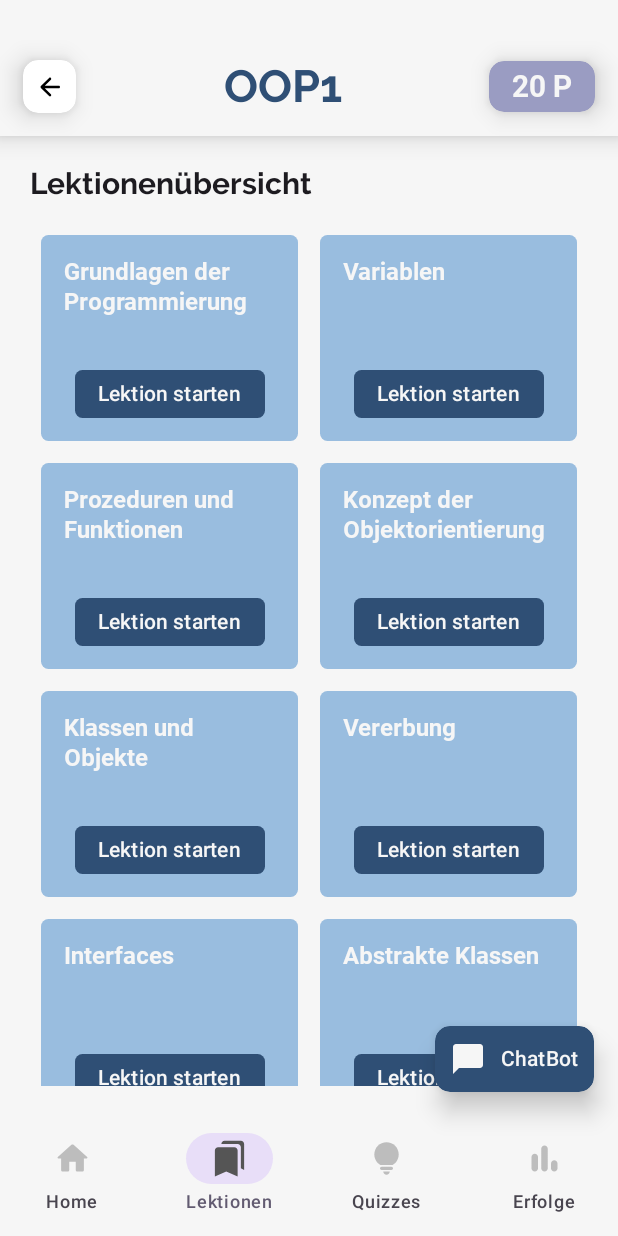
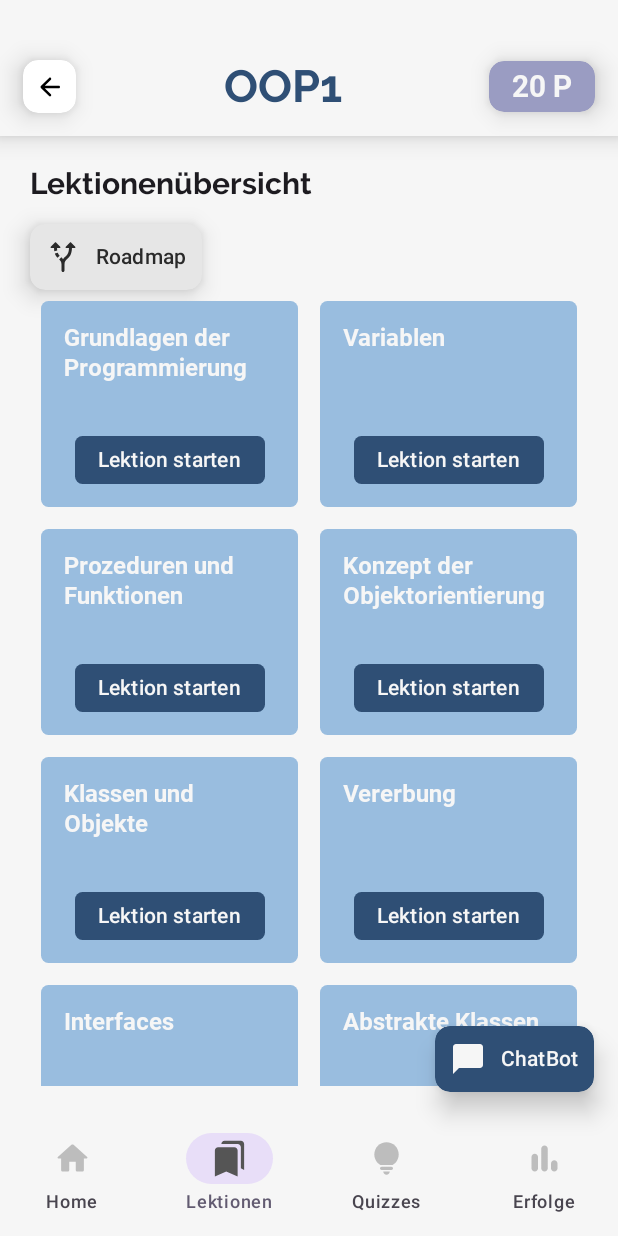
Before and after one commit to findingDodi/moduLearn, an Android app built with Jetpack Compose: the Oop1Home screen opened through its navigation route, on a phone screen of 412 x 824 dp. Run offline under Robolectric (Android 15) with nearby library versions, the light colour scheme and no system bars.

Commit message:
Roadmap Ansicht implementiert

```diff
--- a/app/build.gradle
+++ b/app/build.gradle
@@ -79,6 +79,10 @@ dependencies {
     // json
     implementation 'com.google.code.gson:gson:2.10.1'
 
+    // coil für bilder und svgs
+    implementation "io.coil-kt:coil-compose:2.0.0"
+    implementation "io.coil-kt:coil-svg:2.0.0"
+
 
 
 }
--- a/app/src/main/java/de/hsd/modulearn/MainActivity.kt
+++ b/app/src/main/java/de/hsd/modulearn/MainActivity.kt
@@ -20,6 +20,7 @@ import de.hsd.modulearn.data.Routes.oop1kapitel
 import de.hsd.modulearn.data.Routes.progressscreen
 import de.hsd.modulearn.data.Routes.oop1quiz
 import de.hsd.modulearn.data.Routes.oop1quizresultview
+import de.hsd.modulearn.data.Routes.oop1roadmap
 import de.hsd.modulearn.data.Routes.quizzesscreen
 import de.hsd.modulearn.screens.*
 import de.hsd.modulearn.screens.module.*
@@ -74,6 +75,10 @@ class MainActivity : ComponentActivity() {
                     ChatBotView(navController)
                 }
 
+                composable(oop1roadmap){
+                    Oop1RoadmapView(navController)
+                }
+
                 composable(oop1quizresultview+"/{correctAnswers}/{quizQuestionsSize}"){
                     val correctAnswers = it.arguments?.getString("correctAnswers")?.toIntOrNull()
                     val quizQuestionsSize = it.arguments?.getString("quizQuestionsSize")?.toIntOrNull()
--- a/app/src/main/java/de/hsd/modulearn/components/ButtonChatBot.kt
+++ b/app/src/main/java/de/hsd/modulearn/components/ButtonChatBot.kt
@@ -19,6 +19,7 @@ fun ButtonChatBot(navController: NavController) {
         color = White,
         text = "ChatBot",
         destinationRoute = Routes.chatBot,
-        navController = navController
+        navController = navController,
+        modifier = Modifier
     )
 }
--- a/app/src/main/java/de/hsd/modulearn/components/ButtonWithIcon.kt
+++ b/app/src/main/java/de/hsd/modulearn/components/ButtonWithIcon.kt
@@ -31,7 +31,9 @@ fun ButtonWithIcon(
     color: Color,
     text : String,
     destinationRoute : String,
-    navController:NavController) {
+    navController:NavController,
+    modifier: Modifier
+) {
 
     Box(
         contentAlignment = Alignment.Center,
--- a/app/src/main/java/de/hsd/modulearn/components/Footer.kt
+++ b/app/src/main/java/de/hsd/modulearn/components/Footer.kt
@@ -28,6 +28,7 @@ import de.hsd.modulearn.data.BottomMenuContent
 import de.hsd.modulearn.data.Routes.homescreen
 import de.hsd.modulearn.data.Routes.oop1home
 import de.hsd.modulearn.data.Routes.oop1quiz
+import de.hsd.modulearn.data.Routes.oop1roadmap
 import de.hsd.modulearn.data.Routes.progressscreen
 import de.hsd.modulearn.data.Routes.quizzesscreen
 import de.hsd.modulearn.theme.*
@@ -39,7 +40,7 @@ fun Footer(
 ) {
     val items = listOf(
         BottomMenuContent("Home", homescreen, R.drawable.round_home_24),
-        BottomMenuContent("Lektionen", oop1home, R.drawable.round_bookmarks_24),
+        BottomMenuContent("Lektionen", oop1roadmap, R.drawable.round_bookmarks_24),
         BottomMenuContent("Quizzes", quizzesscreen, R.drawable.round_lightbulb_24),
         BottomMenuContent("Erfolge", progressscreen, R.drawable.round_bar_chart_24),
     )
--- a/app/src/main/java/de/hsd/modulearn/data/Routes.kt
+++ b/app/src/main/java/de/hsd/modulearn/data/Routes.kt
@@ -10,4 +10,5 @@ object Routes {
     var oop1quiz = "oop1quiz"
     var chatBot = "chatBot"
     var oop1quizresultview = "oop1quizresultview"
+    var oop1roadmap = "oop1roadmap"
 }
--- a/app/src/main/java/de/hsd/modulearn/data/module/Lecture.kt
+++ b/app/src/main/java/de/hsd/modulearn/data/module/Lecture.kt
@@ -1,8 +1,12 @@
 package de.hsd.modulearn.data.module
+
+import android.icu.text.Transliterator.Position
 
 data class Lecture(
     val id : Int,
     val title: String,
     val description: String,
-    val chapters: List<Chapter>
+    val chapters: List<Chapter>,
+    val xPosition: Int,
+    val yPosition: Int,
 )
--- a/app/src/main/java/de/hsd/modulearn/screens/QuizzesScreen.kt
+++ b/app/src/main/java/de/hsd/modulearn/screens/QuizzesScreen.kt
@@ -68,7 +68,7 @@ fun QuizzesOverview(lectures: List<Lecture>, navController:NavController) {
     ){
 
         Text(
-            text = "Quizzesübersicht",
+            text = "Quizübersicht",
             style = Typography.headlineSmall,
             modifier = Modifier
                 .padding(PaddingValues(bottom= 15.dp))
--- a/app/src/main/java/de/hsd/modulearn/screens/module/oop1home.kt
+++ b/app/src/main/java/de/hsd/modulearn/screens/module/oop1home.kt
@@ -23,7 +23,9 @@ import androidx.compose.ui.Modifier
 import androidx.compose.ui.draw.clip
 import androidx.compose.ui.unit.dp
 import androidx.navigation.NavController
+import de.hsd.modulearn.R
 import de.hsd.modulearn.components.ButtonChatBot
+import de.hsd.modulearn.components.ButtonWithIcon
 import de.hsd.modulearn.components.Footer
 import de.hsd.modulearn.components.Header
 import de.hsd.modulearn.data.Routes
@@ -58,6 +60,17 @@ fun Oop1Home(navController: NavController) {
                     style = Typography.headlineSmall,
                     modifier = Modifier.padding(PaddingValues(bottom= 15.dp))
                 )
+
+                ButtonWithIcon(
+                    iconId = R.drawable.round_alt_route_24,
+                    backgroundcolor = LightGrey,
+                    color = Black,
+                    text = "Roadmap" ,
+                    destinationRoute = Routes.oop1roadmap,
+                    navController = navController,
+                    modifier = Modifier
+                )
+
 
                 LazyVerticalGrid(
                     columns = GridCells.Fixed(2),
--- a/app/src/main/java/de/hsd/modulearn/screens/module/oop1lektionview.kt
+++ b/app/src/main/java/de/hsd/modulearn/screens/module/oop1lektionview.kt
@@ -69,6 +69,7 @@ fun Oop1LektionView(navController: NavController, id : Int, title :String) {
                         text = "Quiz starten",
                         destinationRoute = Routes.oop1quiz + "/" + id,
                         navController = navController,
+                        modifier = Modifier
                     )
                 }
 
--- /dev/null
+++ b/app/src/main/res/drawable/round_alt_route_24.xml
@@ -0,0 +1,5 @@
+<vector xmlns:android="http://schemas.android.com/apk/res/android" android:autoMirrored="true" android:height="24dp" android:tint="#000000" android:viewportHeight="24" android:viewportWidth="24" android:width="24dp">
+
+    <path android:fillColor="@android:color/white" android:pathData="M9.78,11.16l-1.42,1.42c-0.68,-0.69 -1.34,-1.58 -1.79,-2.94l1.94,-0.49C8.83,10.04 9.28,10.65 9.78,11.16zM10.15,5.15L7.35,2.35c-0.2,-0.2 -0.51,-0.2 -0.71,0L3.85,5.15C3.54,5.46 3.76,6 4.21,6h1.81C6.04,6.81 6.1,7.54 6.21,8.17l1.94,-0.49C8.08,7.2 8.03,6.63 8.02,6h1.78C10.24,6 10.46,5.46 10.15,5.15zM20.15,5.15l-2.79,-2.79c-0.2,-0.2 -0.51,-0.2 -0.71,0l-2.79,2.79C13.54,5.46 13.76,6 14.21,6h1.78c-0.1,3.68 -1.28,4.75 -2.54,5.88c-0.5,0.44 -1.01,0.92 -1.45,1.55c-0.34,-0.49 -0.73,-0.88 -1.13,-1.24L9.46,13.6C10.39,14.45 11,15.14 11,17c0,0 0,0 0,0h0v4c0,0.55 0.45,1 1,1h0c0.55,0 1,-0.45 1,-1v-4c0,0 0,0 0,0c0,-2.02 0.71,-2.66 1.79,-3.63c1.38,-1.24 3.08,-2.78 3.2,-7.37h1.8C20.24,6 20.46,5.46 20.15,5.15z"/>
+
+</vector>
--- /dev/null
+++ b/app/src/main/res/drawable/round_format_list_bulleted_24.xml
@@ -0,0 +1,5 @@
+<vector xmlns:android="http://schemas.android.com/apk/res/android" android:autoMirrored="true" android:height="24dp" android:tint="#000000" android:viewportHeight="24" android:viewportWidth="24" android:width="24dp">
+
+    <path android:fillColor="@android:color/white" android:pathData="M4,10.5c-0.83,0 -1.5,0.67 -1.5,1.5s0.67,1.5 1.5,1.5 1.5,-0.67 1.5,-1.5 -0.67,-1.5 -1.5,-1.5zM4,4.5c-0.83,0 -1.5,0.67 -1.5,1.5S3.17,7.5 4,7.5 5.5,6.83 5.5,6 4.83,4.5 4,4.5zM4,16.5c-0.83,0 -1.5,0.68 -1.5,1.5s0.68,1.5 1.5,1.5 1.5,-0.68 1.5,-1.5 -0.67,-1.5 -1.5,-1.5zM8,19h12c0.55,0 1,-0.45 1,-1s-0.45,-1 -1,-1L8,17c-0.55,0 -1,0.45 -1,1s0.45,1 1,1zM8,13h12c0.55,0 1,-0.45 1,-1s-0.45,-1 -1,-1L8,11c-0.55,0 -1,0.45 -1,1s0.45,1 1,1zM7,6c0,0.55 0.45,1 1,1h12c0.55,0 1,-0.45 1,-1s-0.45,-1 -1,-1L8,5c-0.55,0 -1,0.45 -1,1z"/>
+
+</vector>
```
Also changed, not shown: app/src/main/assets/lectures/lectures_combined.json (+27 -9 lines), app/src/main/java/de/hsd/modulearn/components/RoadmapButton.kt (added, +48 -0 lines), app/src/main/java/de/hsd/modulearn/screens/module/oop1roadmap.kt (added, +101 -0 lines), app/src/main/assets/Roadmap.svg (added).
